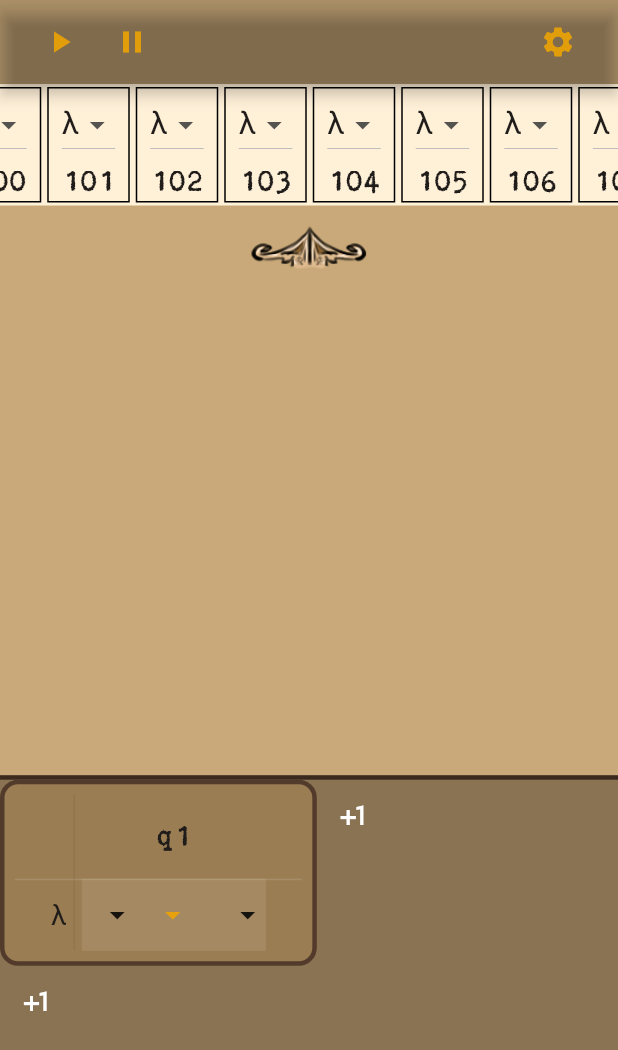
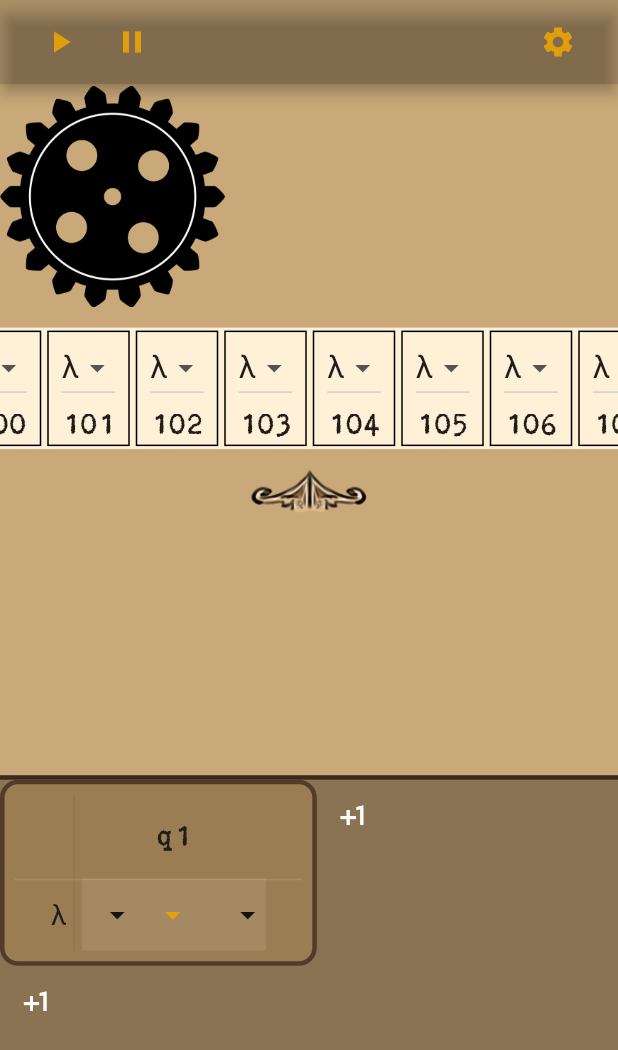
Before and after one commit to mihailco/turing_machine, a Flutter app: the screen it shows after launch, on a phone screen of 412 x 824 dp. Shown: the top 1050 px of the screen. Run offline on Flutter 3.47's test engine with Material 2 defaults, Android fonts, the phone set to English and light mode, and no system bars; our stand-ins replace bloc, equatable, flutter_bloc, get_it; missing offline and left inert: flutter_secure_storage_web.

Commit message:
added a gear with animation

```diff
--- a/lib/features/presentation/cubit/turing_cubit.dart
+++ b/lib/features/presentation/cubit/turing_cubit.dart
@@ -20,12 +20,6 @@ class TuringCubit extends Cubit<oneStep> {
 
   bool running = false;
 
-  // void init() {
-  //   curState = states[1];
-  //   curPos = list.lastNN;
-  //   table[Pair(curState, list[curPos])] = CellCommand(states[1], A[0], "");
-  // }
-
   late String curState = states[1];
   late int curPos = 0;
 
@@ -34,6 +28,7 @@ class TuringCubit extends Cubit<oneStep> {
   }
 
   void run() async {
+    if (running) return;
     running = true;
     while (true) {
       if (!running || table[Pair(curState, list[curPos])]!.isNull()) {
--- a/lib/features/presentation/pages/turing_machine_page.dart
+++ b/lib/features/presentation/pages/turing_machine_page.dart
@@ -3,6 +3,7 @@ import 'package:flutter_bloc/flutter_bloc.dart';
 import 'package:statrco/features/domain/entities/table_model.dart';
 import 'package:statrco/features/presentation/cubit/table_cubit.dart';
 import 'package:statrco/features/presentation/cubit/table_state.dart';
+import 'package:statrco/features/presentation/widgets/gear.dart';
 import 'package:statrco/features/presentation/widgets/settings.dart';
 import 'package:statrco/features/presentation/widgets/table.dart';
 import 'package:statrco/features/presentation/widgets/tabletsCell.dart';
@@ -13,6 +14,7 @@ import '../cubit/turing_cubit.dart';
 import '../cubit/turing_state.dart';
 import '../widgets/TuringListView.dart';
 import '../widgets/bottom_part_of_screen.dart';
+import '../widgets/top_of_the_screen.dart';
 
 class TuringMachinePage extends StatefulWidget {
   TuringMachinePage({Key? key}) : super(key: key);
@@ -59,49 +61,21 @@ class _TuringMachinePageState extends State<TuringMachinePage> {
             ],
           ),
         ),
+
         body: BlocBuilder<TuringCubit, oneStep>(
           builder: (context, state) {
             // context.read<TuringCubit>().init();
 
             return Column(
               children: [
-                BlocBuilder<TuringCubit, oneStep>(
-                  builder: (context, state) {
-
-                    if (ctrlList.hasClients) {
-                      print((context.read<TuringCubit>().duration*(1/2)).toInt());
-                      ctrlList.animateTo(
-                          state.indexInList * cellWidth -
-                              displayWidth(context) / 2 +
-                              cellWidth / 2,
-                          curve: Curves.elasticInOut,
-                          duration: Duration(milliseconds: (context.read<TuringCubit>().duration*(1/2)).toInt()));
-                    }
-
-                    // oneMove *5- displayWidth(context)/2+oneMove/2;
-                    return Flexible(
-                      flex: 3,
-                      // child: Container(),
-                      child: Center(
-                          child: Column(
-                        children: [
-                          TuringListView(
-                            list: state.list,
-                            controller: ctrlList,
-                          ),
-                          Center(
-                            child: Container(
-                                height: 55,
-                                width: 77,
-                                child: Image.asset(
-                                  "assets/photos/arrow.png",
-                                  fit: BoxFit.contain,
-                                )),
-                          )
-                        ],
-                      )),
-                    );
-                  },
+                Flexible(
+                  flex: 3,
+                  child: Stack(
+                    children: [
+                      Gear(radius: 15, clockwise: true),
+                      TopOfTheScreen(ctrlList: ctrlList),
+                    ],
+                  ),
                 ),
                 const Flexible(flex: 2, child: BottomPartOfScreen()),
               ],
--- /dev/null
+++ b/lib/features/presentation/widgets/gear.dart
@@ -0,0 +1,31 @@
+import 'package:flutter/material.dart';
+import 'package:flutter_bloc/flutter_bloc.dart';
+import 'package:statrco/features/presentation/cubit/turing_cubit.dart';
+import 'package:statrco/features/presentation/cubit/turing_state.dart';
+
+class Gear extends StatelessWidget {
+  Gear({super.key, required this.radius, this.clockwise = true});
+  final double radius;
+  late bool clockwise;
+
+  @override
+  Widget build(BuildContext context) {
+    return BlocBuilder<TuringCubit, oneStep>(
+      builder: (context, state) {
+        return AnimatedRotation(
+            curve: Curves.elasticInOut,
+            duration: Duration(
+                milliseconds:
+                    (context.read<TuringCubit>().duration * 3 / 4).toInt()),
+            turns: state.indexInList.toDouble()/5,
+            child: Container(
+                height: radius * 10,
+                width: radius * 10,
+                child: Image.asset(
+                  "assets/photos/gearB.png",
+                  fit: BoxFit.contain,
+                )));
+      },
+    );
+  }
+}
--- /dev/null
+++ b/lib/features/presentation/widgets/top_of_the_screen.dart
@@ -0,0 +1,64 @@
+
+import 'package:flutter/material.dart';
+import 'package:flutter_bloc/flutter_bloc.dart';
+import 'package:statrco/features/presentation/constants.dart';
+import 'package:statrco/features/presentation/cubit/turing_cubit.dart';
+import 'package:statrco/features/presentation/widgets/TuringListView.dart';
+
+import '../cubit/turing_state.dart';
+
+
+
+class TopOfTheScreen extends StatelessWidget {
+  const TopOfTheScreen({
+    Key? key,
+    required this.ctrlList,
+  }) : super(key: key);
+
+  final ScrollController ctrlList;
+
+  @override
+  Widget build(BuildContext context) {
+    return Column(
+      mainAxisAlignment: MainAxisAlignment.center,
+      children: [
+        BlocBuilder<TuringCubit, oneStep>(
+          builder: (context, state) {
+
+            if (ctrlList.hasClients) {
+              int index = state.indexInList;
+              if (index ==0) {
+                index = 100;
+              }
+              ctrlList.animateTo(
+                 index * cellWidth -
+                      displayWidth(context) / 2 +
+                      cellWidth / 2,
+                  curve: Curves.elasticInOut,
+                  duration: Duration(milliseconds: (context.read<TuringCubit>().duration*(3/4)).toInt()));
+            }
+
+            // oneMove *5- displayWidth(context)/2+oneMove/2;
+            return Column(
+              children: [
+            TuringListView(
+              list: state.list,
+              controller: ctrlList,
+            ),
+            Center(
+              child: SizedBox(
+                  height: 55,
+                  width: 77,
+                  child: Image.asset(
+                    "assets/photos/arrow.png",
+                    fit: BoxFit.contain,
+                  )),
+            )
+              ],
+            );
+          },
+        ),
+      ],
+    );
+  }
+}
```
Also changed, not shown: pubspec.yaml (+3 -16 lines), assets/photos/gearB.png (added), assets/photos/gearS.png (added).
